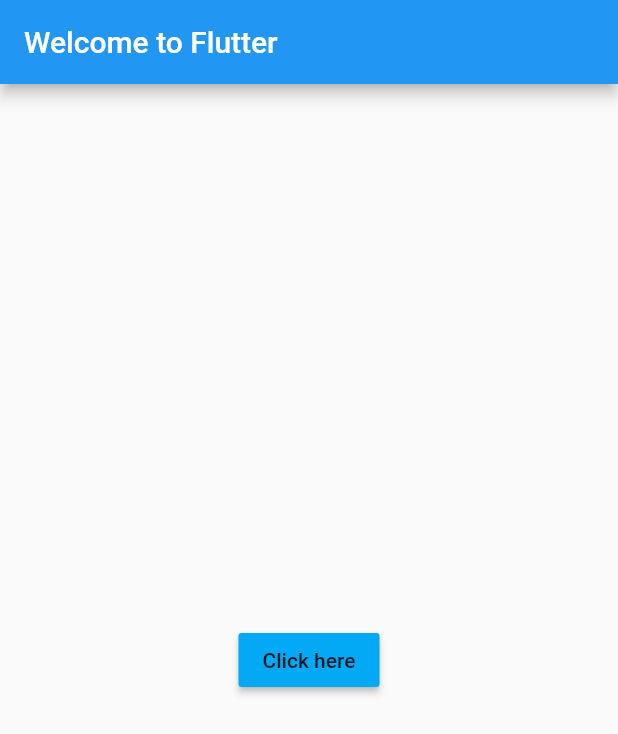
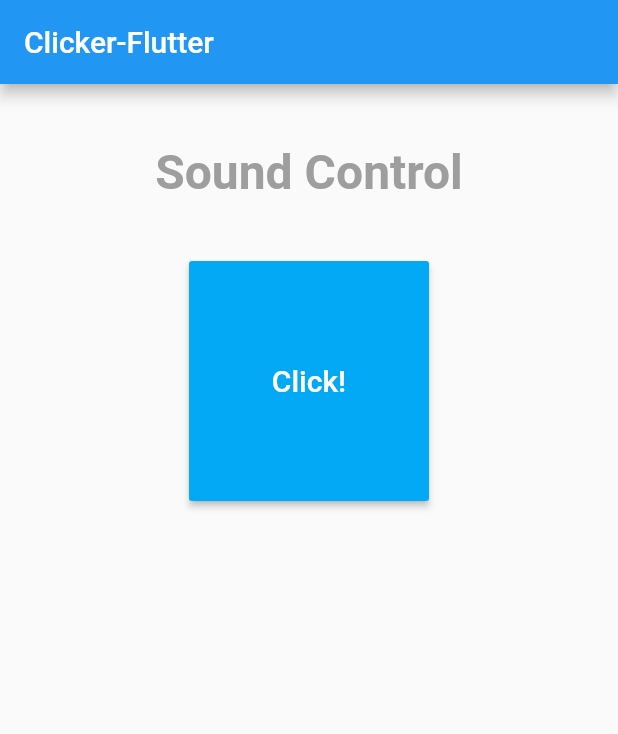
Before and after one commit to honoru/flutter_clicker, a Flutter app: the screen it shows after launch, on a phone screen of 412 x 824 dp. Shown: the top 734 px of the screen. Run offline on Flutter 3.47's test engine with Material 2 defaults, Android fonts, the phone set to English and light mode, and no system bars; our stand-ins replace audioplayers, fluttertoast, shared_preferences; missing offline and left inert: volume.

Commit message:
[Flutter] 10- Volume을 컨트롤해보자

```diff
--- a/lib/main.dart
+++ b/lib/main.dart
@@ -2,45 +2,102 @@
 import 'package:fluttertoast/fluttertoast.dart';
 import 'package:shared_preferences/shared_preferences.dart';
 import 'package:audioplayers/audio_cache.dart';
-
+import 'package:volume/volume.dart';
 
 void main() => runApp(new MyApp());
 
+class MyApp extends StatefulWidget {
+  @override
+  _MyAppState createState() => _MyAppState();
+}
 
-class MyApp extends StatelessWidget {
+class _MyAppState extends State<MyApp> {
+  AudioCache player = new AudioCache(); //오디오 플레이어 객채 만들고..
+  AudioManager audioManager;
+  int maxVol, currentVol; //음량
 
-  AudioCache player = new AudioCache();//오디오 플레이어 객채 만들고..
+  @override
+  void initState() {
+    super.initState();
+    audioManager = AudioManager.STREAM_MUSIC; //미디어 음량으로
+    initPlatformState();
+    updateVolumes();
+  }
 
+  Future<void> initPlatformState() async {
+    await Volume.controlVolume(AudioManager.STREAM_MUSIC);
+  }
+
+  updateVolumes() async {
+    // get Max Volume
+    maxVol = await Volume.getMaxVol;
+    // get Current Volume
+    currentVol = await Volume.getVol;
+    setState(() {});
+  }
+
+  setVol(int i) async {
+    await Volume.setVol(i);
+  }
 
   @override
   Widget build(BuildContext context) {
-    return new MaterialApp(
-
-
-      title: 'Welcome to Flutter',
-      home: new Scaffold(
-        appBar: new AppBar(
-          title: const Text('Welcome to Flutter'),
+    return MaterialApp(
+      home: Scaffold(
+        appBar: AppBar(
+          title: const Text('Clicker-Flutter'),
         ),
-        body: new Center(
-          child: new Column(
-            mainAxisAlignment: MainAxisAlignment.center,
+        body: Center(
+          child: Column(
+            mainAxisAlignment: MainAxisAlignment.start,
             children: <Widget>[
-              new  MaterialButton(
-                child: Text("Click here"),
-                color: Colors.lightBlue,
-                onPressed: () {
-                  // Do something here
-                  _incrementCounter();
-
-                },
+              Container(
+                margin: const EdgeInsets.only(top: 40.0),
+                child: Text(
+                  'Sound Control',
+                  textAlign: TextAlign.right,
+                  style: TextStyle(
+                    color: Colors.grey[500],
+                    fontSize: 32.0,
+                    fontWeight: FontWeight.bold,
+                  ),
+                ),
+              ),
+              (currentVol != null || maxVol != null)
+                  ? Slider(
+                      value: currentVol / 1.0,
+                      divisions: maxVol,
+                      max: maxVol / 1.0,
+                      min: 0,
+                      onChanged: (double d) {
+                        setVol(d.toInt());
+                        updateVolumes();
+                      },
+                    )
+                  : Container(),
+              Container(
+                margin: new EdgeInsets.fromLTRB(0.0, 40.0, 0.0, 10.0),
+                child: MaterialButton(
+                    minWidth: 160.0,
+                    height: 160.0,
+                    color: Colors.lightBlue,
+                    child: Text(
+                      "Click!",
+                      style: new TextStyle(
+                        fontSize: 20.0,
+                        color: Colors.white,
+                      ),
+                    ),
+                    onPressed: () {
+                      // Do something here
+                      _incrementCounter();
+                    }),
               ),
             ],
           ),
         ),
       ),
     );
-
   }
 
   /**
@@ -48,19 +105,18 @@
    */
   _incrementCounter() async {
     SharedPreferences prefs = await SharedPreferences.getInstance();
-    int counter = (prefs.getInt('counter') ?? 0) + 1;// 카운트 +1 증가
+    int counter = (prefs.getInt('counter') ?? 0) + 1; // 카운트 +1 증가
 
-    Fluttertoast.showToast(//메시지 출력
+    Fluttertoast.showToast(
+        //메시지 출력
         msg: 'Pressed $counter times.',
         toastLength: Toast.LENGTH_SHORT,
         gravity: ToastGravity.BOTTOM,
         timeInSecForIos: 3);
 
+    const alarmAudioPath = "click1.mp3";
+    player.play(alarmAudioPath); //오디오 재생
 
-    const alarmAudioPath = "click1.mp3";
-    player.play(alarmAudioPath);//오디오 재생
-
-
-    await prefs.setInt('counter', counter);//카운트 입력
+    await prefs.setInt('counter', counter); //카운트 입력
   }
 }
--- a/pubspec.yaml
+++ b/pubspec.yaml
@@ -28,6 +28,8 @@
   flutter_test:
     sdk: flutter
   flutter_launcher_icons: "^0.7.0"
+  volume: ^0.0.8
+
 
 flutter_icons:
   android: true
```
